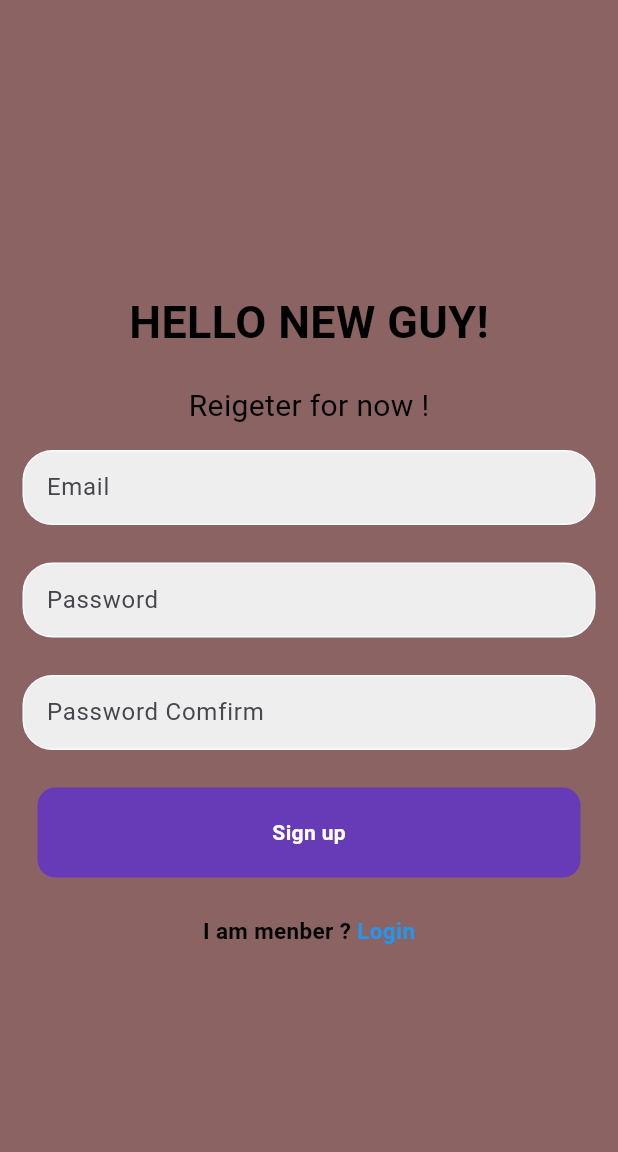
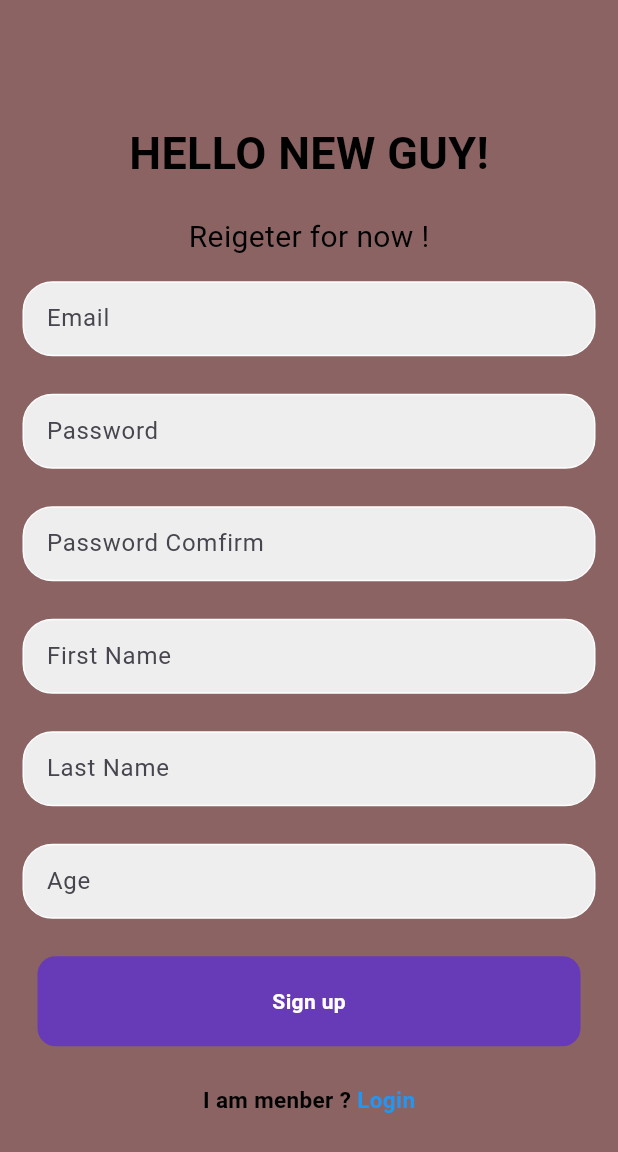
Before and after one commit to solokill756/To-Do-List-App-x-FireBase, a Flutter app: the RegisterPage screen opened directly with empty values, after a tap on "Sign up", on a phone screen of 412 x 824 dp. Shown: the top 1152 px of the screen. Run offline on Flutter 3.47's test engine with Material 3 defaults, Android fonts, the phone set to English and light mode, and no system bars; our stand-ins replace firebase_auth, firebase_core; missing offline and left inert: confirm_dialog, firebase_cloud_firestore; accounts and stored records are empty.

```diff
--- a/lib/managers/register_manger.dart
+++ b/lib/managers/register_manger.dart
@@ -1,17 +1,30 @@
 import 'package:firebase_auth/firebase_auth.dart';
+import 'package:firebase_cloud_firestore/firebase_cloud_firestore.dart';
 
-class RegisterManger {
-  Future signUp(email, password, comfirmPassword) async {
-    if (CheckPassword(password, comfirmPassword)) {
+class RegisterManager {
+  Future<void> signUp(String email, String password, String confirmPassword,
+      String firstName, String lastName, int age) async {
+    if (checkPassword(password, confirmPassword)) {
       await FirebaseAuth.instance
           .createUserWithEmailAndPassword(email: email, password: password);
+      await addUserInfor(email, firstName, lastName, age);
     }
   }
 
-  bool CheckPassword(password, comfirmPassword) {
-    if (password == comfirmPassword)
-      return true;
-    else
+  bool checkPassword(String password, String confirmPassword) {
+    if (password.isEmpty || confirmPassword.isEmpty) {
       return false;
+    }
+    return password == confirmPassword;
+  }
+
+  Future<void> addUserInfor(
+      String email, String firstName, String lastName, int age) async {
+    await FirebaseFirestore.instance.collection("users").add({
+      "first name": firstName,
+      "last name": lastName,
+      "email": email,
+      "age": age
+    });
   }
 }
--- a/lib/modules/auth/register/register_page.dart
+++ b/lib/modules/auth/register/register_page.dart
@@ -12,12 +12,18 @@ class _RegisterPageState extends State<RegisterPage> {
   final _emailController = TextEditingController();
   final _passwordController = TextEditingController();
   final _comfirmPasswordController = TextEditingController();
-  final RegisterManger registerManger = RegisterManger();
+  final _firstNameController = TextEditingController();
+  final _lastNameController = TextEditingController();
+  final _ageController = TextEditingController();
+  final RegisterManager registerManger = RegisterManager();
   @override
   void dispose() {
     _emailController.dispose();
     _passwordController.dispose();
     _comfirmPasswordController.dispose();
+    _ageController.dispose();
+    _firstNameController.dispose();
+    _lastNameController.dispose();
     super.dispose();
   }
 
@@ -116,6 +122,71 @@ class _RegisterPageState extends State<RegisterPage> {
               SizedBox(
                 height: 25,
               ),
+
+              /// new
+              Padding(
+                padding: const EdgeInsets.symmetric(horizontal: 15),
+                child: Container(
+                  decoration: BoxDecoration(
+                    color: Colors.grey[200],
+                    border: Border.all(color: Colors.white),
+                    borderRadius: BorderRadius.circular(20),
+                  ),
+                  child: TextField(
+                    controller: _firstNameController,
+                    decoration: InputDecoration(
+                      contentPadding: EdgeInsets.only(left: 15),
+                      border: InputBorder.none,
+                      hintText: "First Name",
+                    ),
+                  ),
+                ),
+              ),
+              SizedBox(
+                height: 25,
+              ),
+              Padding(
+                padding: const EdgeInsets.symmetric(horizontal: 15),
+                child: Container(
+                  decoration: BoxDecoration(
+                    color: Colors.grey[200],
+                    border: Border.all(color: Colors.white),
+                    borderRadius: BorderRadius.circular(20),
+                  ),
+                  child: TextField(
+                    controller: _lastNameController,
+                    decoration: InputDecoration(
+                      contentPadding: EdgeInsets.only(left: 15),
+                      border: InputBorder.none,
+                      hintText: "Last Name",
+                    ),
+                  ),
+                ),
+              ),
+              SizedBox(
+                height: 25,
+              ),
+              Padding(
+                padding: const EdgeInsets.symmetric(horizontal: 15),
+                child: Container(
+                  decoration: BoxDecoration(
+                    color: Colors.grey[200],
+                    border: Border.all(color: Colors.white),
+                    borderRadius: BorderRadius.circular(20),
+                  ),
+                  child: TextField(
+                    controller: _ageController,
+                    decoration: InputDecoration(
+                      contentPadding: EdgeInsets.only(left: 15),
+                      border: InputBorder.none,
+                      hintText: "Age",
+                    ),
+                  ),
+                ),
+              ),
+              SizedBox(
+                height: 25,
+              ),
               Padding(
                 padding: const EdgeInsets.symmetric(horizontal: 25),
                 child: GestureDetector(
@@ -123,7 +194,10 @@ class _RegisterPageState extends State<RegisterPage> {
                     await registerManger.signUp(
                         _emailController.text.trim(),
                         _passwordController.text.trim(),
-                        _comfirmPasswordController.text.trim());
+                        _comfirmPasswordController.text.trim(),
+                        _firstNameController.text.trim(),
+                        _lastNameController.text.trim(),
+                        int.parse(_ageController.text.trim()));
                   },
                   child: Container(
                     padding: EdgeInsets.symmetric(horizontal: 30, vertical: 20),
```
Also changed, not shown: lib/managers/user_manager.dart (added, +14 -0 lines), lib/models/user_model.dart (added, +38 -0 lines), lib/modules/home/home.dart (+17 -12 lines), pubspec.yaml (+3 -4 lines), pubspec.lock, 3 other files.
